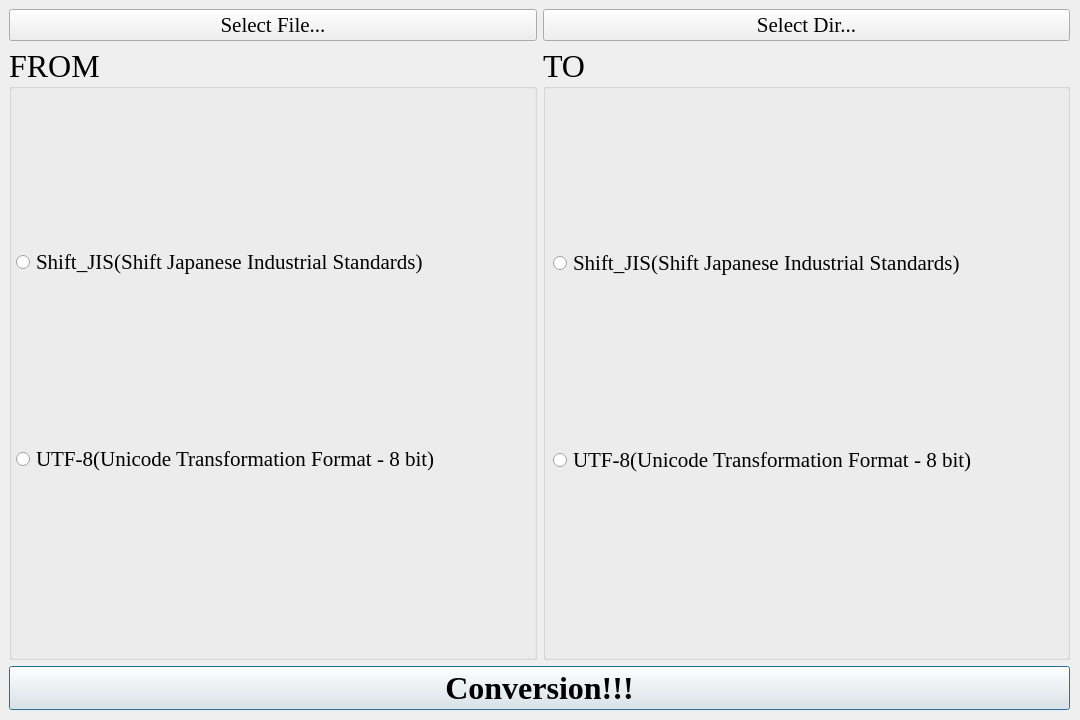
The window that app/ui/character_encoding_conversion_ui.ui (obliviousgarden/DataProcessingPlatform) describes before a commit, drawn with Qt 5.
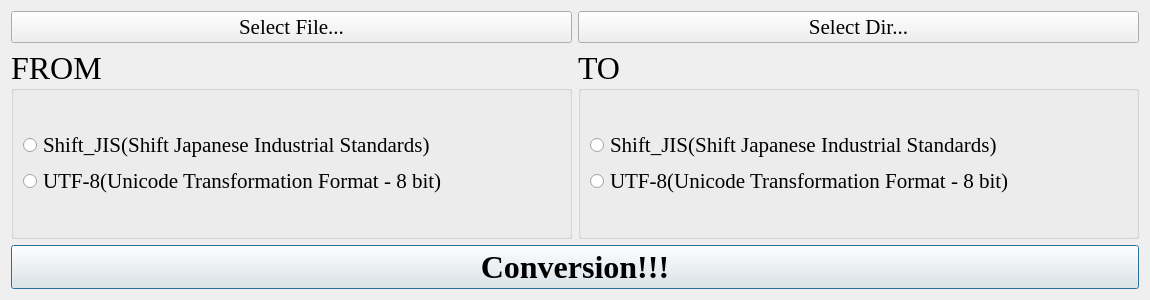
The same window after the commit.

```diff
--- a/app/ui/character_encoding_conversion_ui.ui
+++ b/app/ui/character_encoding_conversion_ui.ui
@@ -6,8 +6,8 @@
    <rect>
     <x>0</x>
     <y>0</y>
-    <width>1080</width>
-    <height>720</height>
+    <width>1150</width>
+    <height>300</height>
    </rect>
   </property>
   <property name="sizePolicy">
@@ -16,6 +16,18 @@
     <verstretch>0</verstretch>
    </sizepolicy>
   </property>
+  <property name="minimumSize">
+   <size>
+    <width>1150</width>
+    <height>300</height>
+   </size>
+  </property>
+  <property name="maximumSize">
+   <size>
+    <width>1920</width>
+    <height>1080</height>
+   </size>
+  </property>
   <property name="font">
    <font>
     <family>Times New Roman</family>
@@ -28,15 +40,8 @@
   <property name="modal">
    <bool>false</bool>
   </property>
-  <widget class="QWidget" name="gridLayoutWidget">
-   <property name="geometry">
-    <rect>
-     <x>9</x>
-     <y>9</y>
-     <width>1061</width>
-     <height>701</height>
-    </rect>
-   </property>
+  <layout class="QVBoxLayout" name="verticalLayout_3">
+   <item>
    <layout class="QGridLayout" name="gridLayout">
     <item row="2" column="0" colspan="2">
      <widget class="QPushButton" name="conversionButton">
@@ -76,15 +81,8 @@
       <property name="title">
        <string>FROM</string>
       </property>
-      <widget class="QWidget" name="verticalLayoutWidget">
-       <property name="geometry">
-        <rect>
-         <x>7</x>
-         <y>39</y>
-         <width>517</width>
-         <height>551</height>
-        </rect>
-       </property>
+       <layout class="QVBoxLayout" name="verticalLayout_4">
+        <item>
        <layout class="QVBoxLayout" name="verticalLayout">
         <property name="sizeConstraint">
          <enum>QLayout::SetDefaultConstraint</enum>
@@ -114,7 +112,8 @@
          </widget>
         </item>
        </layout>
-      </widget>
+        </item>
+       </layout>
      </widget>
     </item>
     <item row="1" column="1">
@@ -127,15 +126,8 @@
       <property name="title">
        <string>TO</string>
       </property>
-      <widget class="QWidget" name="verticalLayoutWidget_2">
-       <property name="geometry">
-        <rect>
-         <x>10</x>
-         <y>40</y>
-         <width>517</width>
-         <height>551</height>
-        </rect>
-       </property>
+       <layout class="QVBoxLayout" name="verticalLayout_5">
+        <item>
        <layout class="QVBoxLayout" name="verticalLayout_2">
         <property name="sizeConstraint">
          <enum>QLayout::SetDefaultConstraint</enum>
@@ -165,11 +157,13 @@
          </widget>
         </item>
        </layout>
-      </widget>
-     </widget>
     </item>
    </layout>
   </widget>
+     </item>
+    </layout>
+   </item>
+  </layout>
  </widget>
  <resources/>
  <connections/>
```
Lines whose indentation alone changed are shown as unchanged.
